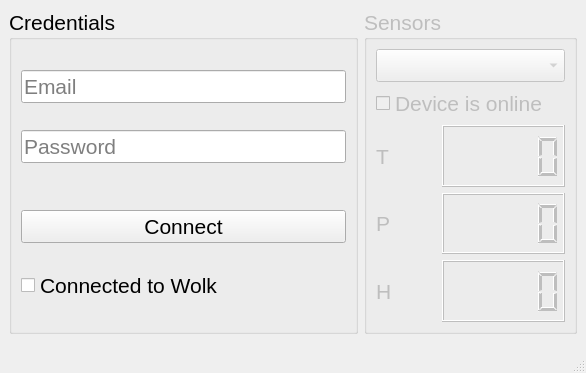
First picture: the form in DataVisualizerApp/mainwindow.ui, repository lcubrilo/IoT-Ambience-DataVisualizer, before the edit.
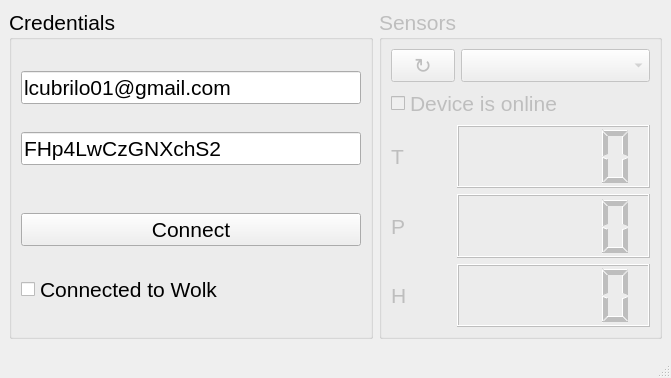
Second picture: the form after the edit.

Commit message: Pretty much everything works properly. You could call it a beta version

Diff of the .ui file:
```diff
--- a/DataVisualizerApp/mainwindow.ui
+++ b/DataVisualizerApp/mainwindow.ui
@@ -6,8 +6,8 @@
    <rect>
     <x>0</x>
     <y>0</y>
-    <width>586</width>
-    <height>373</height>
+    <width>671</width>
+    <height>378</height>
    </rect>
   </property>
   <property name="font">
@@ -34,6 +34,9 @@
            <height>0</height>
           </size>
          </property>
+         <property name="text">
+          <string>lcubrilo01@gmail.com</string>
+         </property>
          <property name="placeholderText">
           <string>Email</string>
          </property>
@@ -47,6 +50,9 @@
            <height>0</height>
           </size>
          </property>
+         <property name="text">
+          <string>FHp4LwCzGNXchS2</string>
+         </property>
          <property name="placeholderText">
           <string>Password</string>
          </property>
@@ -92,12 +98,29 @@
       </property>
       <layout class="QVBoxLayout" name="verticalLayout_2">
        <item>
+        <layout class="QHBoxLayout" name="horizontalLayout_4">
+         <item>
+          <widget class="QPushButton" name="refreshButton">
+           <property name="maximumSize">
+            <size>
+             <width>64</width>
+             <height>64</height>
+            </size>
+           </property>
+           <property name="text">
+            <string>↻</string>
+           </property>
+          </widget>
+         </item>
+         <item>
         <widget class="QComboBox" name="deviceCombo">
          <property name="placeholderText">
           <string>Choose a device</string>
          </property>
         </widget>
        </item>
+        </layout>
+       </item>
        <item>
         <widget class="QCheckBox" name="isOnline">
          <property name="text">
```
Left out of the diff: 8 changed lines with no effect on the pictures. Lines whose indentation alone changed are shown as unchanged. The commit also changes 1 other file.
